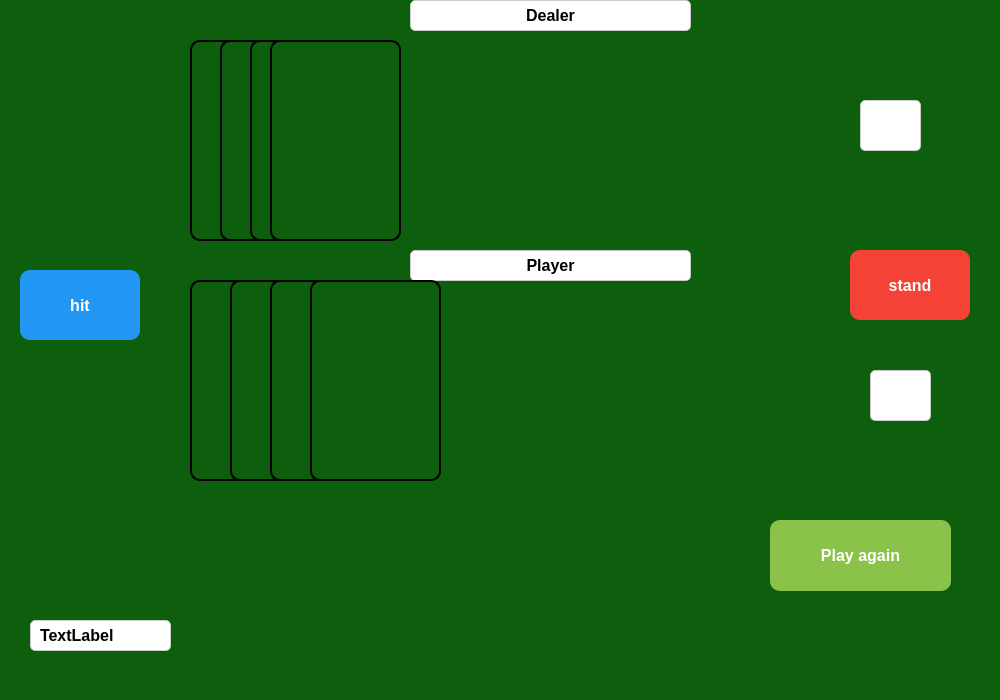
This is mainwindow.ui in Yaroslav3947/Blackjack as Qt 5 draws it before an edit. The edited form follows.
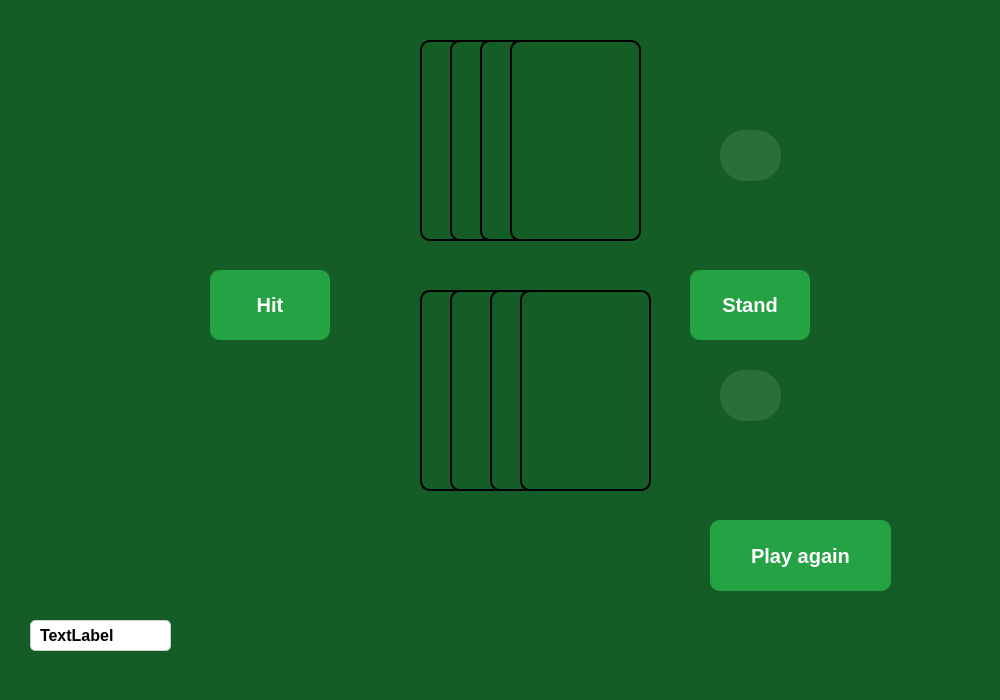
This is the edited form. Icons and pictures are not drawn.

What changed in the file:
```diff
--- a/mainwindow.ui
+++ b/mainwindow.ui
@@ -14,60 +14,70 @@
    <string>MainWindow</string>
   </property>
   <property name="styleSheet">
-   <string notr="true">background-color: rgb(13, 94, 13);
+   <string notr="true">background-color: #155d27;
 </string>
   </property>
   <widget class="QWidget" name="centralwidget">
    <widget class="QPushButton" name="hitButton">
     <property name="geometry">
      <rect>
-      <x>20</x>
+      <x>210</x>
       <y>270</y>
       <width>120</width>
       <height>70</height>
      </rect>
     </property>
     <property name="styleSheet">
-     <string notr="true">background-color: #2196f3; /* blue */
+     <string notr="true">QPushButton {
+    background-color: #25a244;
     border: none;
     color: white;
     padding: 10px 20px;
-    font-size: 16px;
+    font-size: 20px;
     font-weight: bold;
     border-radius: 10px;
-</string>
+}
+
+QPushButton:hover {
+    background-color: #208b3a;
+}</string>
     </property>
     <property name="text">
-     <string>hit</string>
+     <string>Hit</string>
     </property>
    </widget>
    <widget class="QPushButton" name="standButton">
     <property name="geometry">
      <rect>
-      <x>850</x>
-      <y>250</y>
+      <x>690</x>
+      <y>270</y>
       <width>120</width>
       <height>70</height>
      </rect>
     </property>
     <property name="styleSheet">
-     <string notr="true">background-color: #f44336; 
+     <string notr="true">QPushButton {
+    background-color: #25a244;
     border: none;
     color: white;
     padding: 10px 20px;
-    font-size: 16px;
+    font-size: 20px;
     font-weight: bold;
     border-radius: 10px;
-</string>
+}
+
+QPushButton:hover {
+    background-color: #208b3a;
+}</string>
     </property>
     <property name="text">
-     <string>stand</string>
+     <string>Stand</string>
     </property>
    </widget>
    <widget class="QLabel" name="dealerCard2">
     <property name="geometry">
      <rect>
-      <x>220</x>
+      <x>450</x>
       <y>40</y>
       <width>131</width>
       <height>201</height>
@@ -90,7 +100,7 @@
    <widget class="QLabel" name="dealerCard1">
     <property name="geometry">
      <rect>
-      <x>190</x>
+      <x>420</x>
       <y>40</y>
       <width>131</width>
       <height>201</height>
@@ -113,8 +123,8 @@
    <widget class="QLabel" name="playerCard1">
     <property name="geometry">
      <rect>
-      <x>190</x>
-      <y>280</y>
+      <x>420</x>
+      <y>290</y>
       <width>131</width>
       <height>201</height>
      </rect>
@@ -136,8 +146,8 @@
    <widget class="QLabel" name="playerCard2">
     <property name="geometry">
      <rect>
-      <x>230</x>
-      <y>280</y>
+      <x>450</x>
+      <y>290</y>
       <width>131</width>
       <height>201</height>
      </rect>
@@ -156,61 +166,13 @@
      <bool>true</bool>
     </property>
    </widget>
-   <widget class="QLabel" name="playerMessage">
-    <property name="geometry">
-     <rect>
-      <x>410</x>
-      <y>250</y>
-      <width>281</width>
-      <height>31</height>
-     </rect>
-    </property>
-    <property name="styleSheet">
-     <string notr="true">background-color: white;
-    border: 1px solid #ccc;
-    padding: 5px;
-    font-size: 16px;
-    font-weight: bold;
-    border-radius: 5px;</string>
-    </property>
-    <property name="text">
-     <string>Player</string>
-    </property>
-    <property name="alignment">
-     <set>Qt::AlignCenter</set>
-    </property>
-   </widget>
-   <widget class="QLabel" name="dealerMessage">
-    <property name="geometry">
-     <rect>
-      <x>410</x>
-      <y>0</y>
-      <width>281</width>
-      <height>31</height>
-     </rect>
-    </property>
-    <property name="styleSheet">
-     <string notr="true">background-color: white;
-    border: 1px solid #ccc;
-    padding: 5px;
-    font-size: 16px;
-    font-weight: bold;
-    border-radius: 5px;</string>
-    </property>
-    <property name="text">
-     <string>Dealer</string>
-    </property>
-    <property name="alignment">
-     <set>Qt::AlignCenter</set>
-    </property>
-   </widget>
    <widget class="QLabel" name="dealerCard3">
     <property name="enabled">
      <bool>true</bool>
     </property>
     <property name="geometry">
      <rect>
-      <x>250</x>
+      <x>480</x>
       <y>40</y>
       <width>131</width>
       <height>201</height>
@@ -236,7 +198,7 @@
     </property>
     <property name="geometry">
      <rect>
-      <x>270</x>
+      <x>510</x>
       <y>40</y>
       <width>131</width>
       <height>201</height>
@@ -262,8 +224,8 @@
     </property>
     <property name="geometry">
      <rect>
-      <x>270</x>
-      <y>280</y>
+      <x>490</x>
+      <y>290</y>
       <width>131</width>
       <height>201</height>
      </rect>
@@ -288,8 +250,8 @@
     </property>
     <property name="geometry">
      <rect>
-      <x>310</x>
-      <y>280</y>
+      <x>520</x>
+      <y>290</y>
       <width>131</width>
       <height>201</height>
      </rect>
@@ -311,19 +273,21 @@
    <widget class="QLabel" name="dealerSumLabel">
     <property name="geometry">
      <rect>
-      <x>860</x>
-      <y>100</y>
+      <x>720</x>
+      <y>130</y>
       <width>61</width>
       <height>51</height>
      </rect>
     </property>
     <property name="styleSheet">
      <string notr="true">background-color: white;
-    border: 1px solid #ccc;
-    padding: 5px;
-    font-size: 16px;
-    font-weight: bold;
-    border-radius: 5px;</string>
+color : white;
+text-align: center;
+padding: 5px;
+font-size: 22px;
+font-weight: bold;
+background-color: rgba(255, 255, 255, 0.1);
+border-radius: 25%;</string>
     </property>
     <property name="text">
      <string/>
@@ -332,7 +296,7 @@
    <widget class="QLabel" name="playerSumLabel">
     <property name="geometry">
      <rect>
-      <x>870</x>
+      <x>720</x>
       <y>370</y>
       <width>61</width>
       <height>51</height>
@@ -340,11 +304,13 @@
     </property>
     <property name="styleSheet">
      <string notr="true">background-color: white;
-    border: 1px solid #ccc;
-    padding: 5px;
-    font-size: 16px;
-    font-weight: bold;
-    border-radius: 5px;</string>
+color : white;
+text-align: center;
+padding: 5px;
+font-size: 22px;
+font-weight: bold;
+background-color: rgba(255, 255, 255, 0.1);
+border-radius: 25%;</string>
     </property>
     <property name="text">
      <string/>
@@ -390,20 +356,32 @@
    <widget class="QPushButton" name="playAgainButton">
     <property name="geometry">
      <rect>
-      <x>770</x>
+      <x>710</x>
       <y>520</y>
       <width>181</width>
       <height>71</height>
      </rect>
     </property>
+    <property name="font">
+     <font>
+      <pointsize>-1</pointsize>
+      <bold>true</bold>
+     </font>
+    </property>
     <property name="styleSheet">
-     <string notr="true">background-color: #8bc34a;
-border: none;
-color: white;
-padding: 10px 20px;
-font-size: 16px;
-font-weight: bold;
-border-radius: 10px;</string>
+     <string notr="true">QPushButton {
+    background-color: #25a244;
+    border: none;
+    color: white;
+    padding: 10px 20px;
+    font-size: 20px;
+    font-weight: bold;
+    border-radius: 10px;
+}
+
+QPushButton:hover {
+    background-color: #208b3a;
+}</string>
     </property>
     <property name="text">
      <string>Play again</string>
```
Left out of the diff: 2 changed lines with no effect on the pictures.
